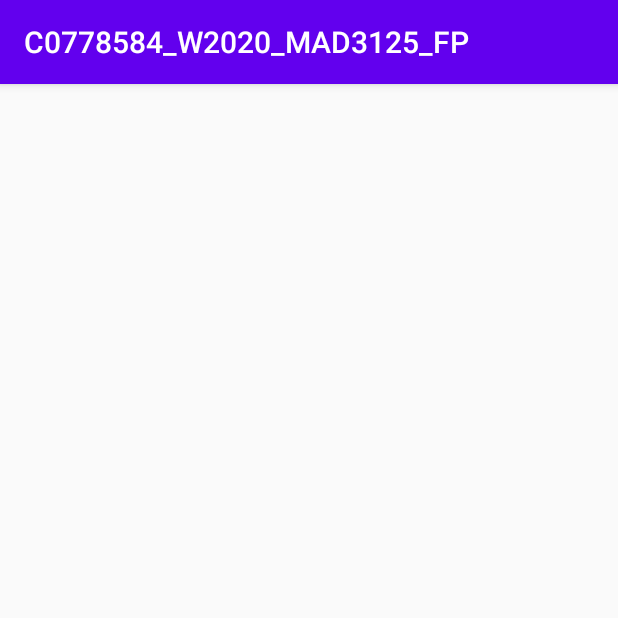
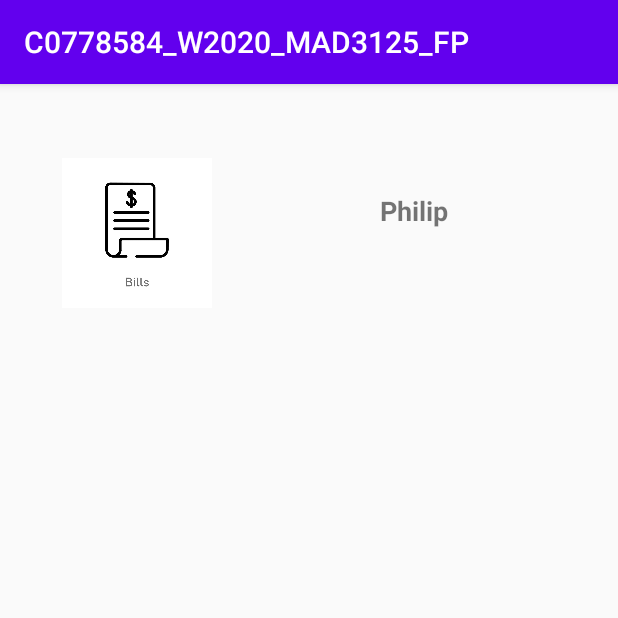
Before and after one commit to philipjhasondeleon/C0778584_W2020_MAD3125_FP, an Android app: the CustomerListActivity screen opened directly, with no data from a screen before it, on a phone screen of 412 x 824 dp, the top half of it. Run offline under Robolectric (Android 15) with nearby library versions, the light colour scheme and no system bars.

Commit message:
[Philip] customerlistactivity added

```diff
--- a/app/src/main/java/com/example/c0778584_w2020_mad3125_fp/CustomerListActivity.java
+++ b/app/src/main/java/com/example/c0778584_w2020_mad3125_fp/CustomerListActivity.java
@@ -1,14 +1,43 @@
 package com.example.c0778584_w2020_mad3125_fp;
 
 import androidx.appcompat.app.AppCompatActivity;
+import androidx.recyclerview.widget.LinearLayoutManager;
+import androidx.recyclerview.widget.RecyclerView;
 
 import android.os.Bundle;
 
+import com.example.c0778584_w2020_mad3125_fp.adapter.CustomerAdapter;
+import com.example.c0778584_w2020_mad3125_fp.model.Customer;
+
+import java.util.ArrayList;
+
 public class CustomerListActivity extends AppCompatActivity {
 
-    @Override
-    protected void onCreate(Bundle savedInstanceState) {
-        super.onCreate(savedInstanceState);
-        setContentView(R.layout.activity_customer_list);
+        private RecyclerView rvCustomers;
+        private ArrayList<Customer> customers;
+        private CustomerAdapter customerAdapter;
+
+        @Override
+        protected void onCreate(Bundle savedInstanceState) {
+            super.onCreate(savedInstanceState);
+            setContentView(R.layout.activity_customer_list);
+            rvCustomers =findViewById(R.id.rv_cust_list);
+
+            rvCustomers = findViewById(R.id.rv_cust_list);
+            populateCustomers();
+
+            customerAdapter = new CustomerAdapter(customers);
+            RecyclerView.LayoutManager mLinearLayoutManager = new LinearLayoutManager(this, LinearLayoutManager.VERTICAL, false);
+            rvCustomers.setLayoutManager(mLinearLayoutManager);
+            rvCustomers.setAdapter(customerAdapter);
+
+        }
+
+        private void populateCustomers() {
+            customers = new ArrayList<>();
+            customers.add(new Customer("1","Philip","DeLeon",
+                    "Male","jhasondeleon@gmail.com","asd","asd","Wilson",
+                    "01/01/1991",R.drawable.bills_logo));
+        }
+
     }
-}
--- a/app/src/main/res/layout/activity_customer_list.xml
+++ b/app/src/main/res/layout/activity_customer_list.xml
@@ -7,6 +7,7 @@
     tools:context=".CustomerListActivity">
 
     <androidx.recyclerview.widget.RecyclerView
+        android:id="@+id/rv_cust_list"
         android:layout_width="409dp"
         android:layout_height="729dp"
         android:layout_marginStart="8dp"
```
